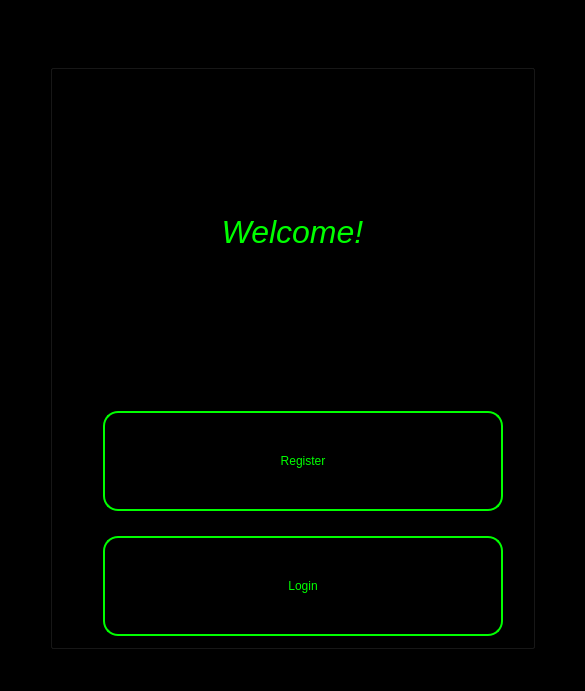
Above: HomePageGUI.ui from YuraMoiseev/FinalProject before the change. Below: the same form after it.
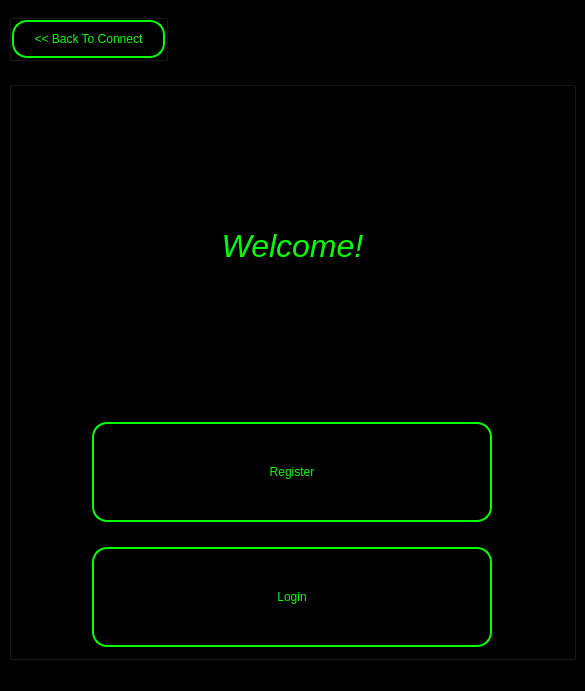
That is the form after the change.

```diff
--- a/HomePageGUI.ui
+++ b/HomePageGUI.ui
@@ -39,18 +39,69 @@
   </property>
   <widget class="QWidget" name="centralwidget">
    <layout class="QVBoxLayout" name="verticalLayout_2">
-    <property name="leftMargin">
-     <number>50</number>
-    </property>
     <property name="topMargin">
-     <number>50</number>
+     <number>0</number>
     </property>
-    <property name="rightMargin">
-     <number>50</number>
-    </property>
-    <property name="bottomMargin">
-     <number>20</number>
-    </property>
+    <item alignment="Qt::AlignLeft">
+     <widget class="QGroupBox" name="GroupBackButton">
+      <property name="sizePolicy">
+       <sizepolicy hsizetype="Minimum" vsizetype="Fixed">
+        <horstretch>0</horstretch>
+        <verstretch>0</verstretch>
+       </sizepolicy>
+      </property>
+      <property name="styleSheet">
+       <string notr="true">background-color:black;
+</string>
+      </property>
+      <property name="title">
+       <string>BackButton</string>
+      </property>
+      <property name="flat">
+       <bool>true</bool>
+      </property>
+      <layout class="QHBoxLayout" name="horizontalLayout_2">
+       <property name="spacing">
+        <number>0</number>
+       </property>
+       <property name="leftMargin">
+        <number>0</number>
+       </property>
+       <property name="topMargin">
+        <number>0</number>
+       </property>
+       <property name="rightMargin">
+        <number>0</number>
+       </property>
+       <property name="bottomMargin">
+        <number>0</number>
+       </property>
+       <item>
+        <widget class="QPushButton" name="ButtonBack">
+         <property name="sizePolicy">
+          <sizepolicy hsizetype="Fixed" vsizetype="Fixed">
+           <horstretch>0</horstretch>
+           <verstretch>0</verstretch>
+          </sizepolicy>
+         </property>
+         <property name="styleSheet">
+          <string notr="true">font: 14pt &quot;Arial&quot;;
+border-radius: 15px;
+border: 2px solid #00ff00;
+color: #00ff00;
+padding-top: 10px;
+padding-bottom: 10px;
+padding-left: 20px;
+padding-right: 20px; </string>
+         </property>
+         <property name="text">
+          <string>&lt;&lt; Back To Connect</string>
+         </property>
+        </widget>
+       </item>
+      </layout>
+     </widget>
+    </item>
     <item>
      <widget class="QGroupBox" name="GroupAll">
       <property name="sizePolicy">
```
